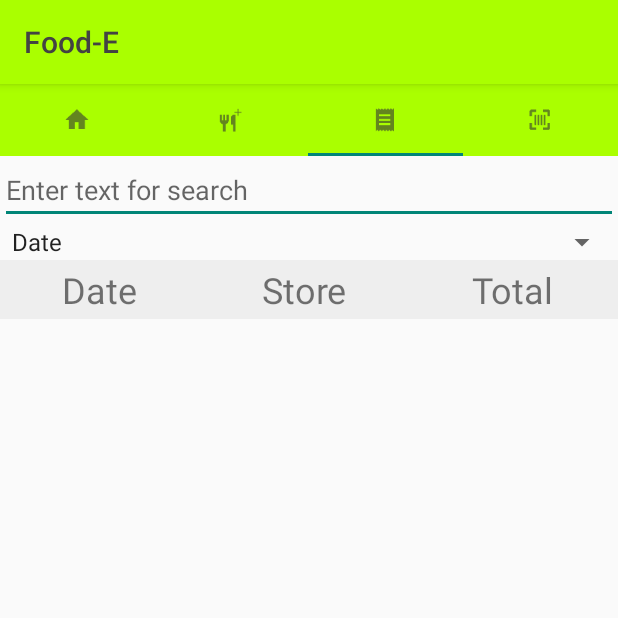
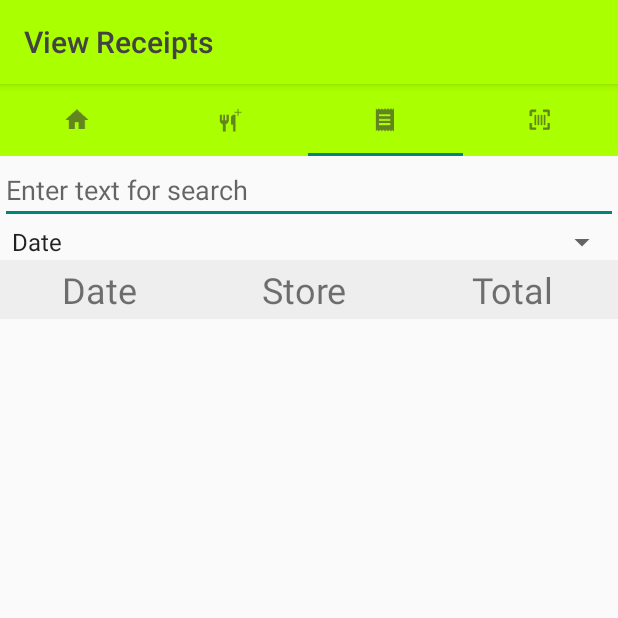
Before and after one commit to yaluen/Bill-E, an Android app: the screen it shows after launch (MainActivity), tab 3 chosen, on a phone screen of 412 x 824 dp, the top half of it. Run offline under Robolectric (Android 15) with nearby library versions, the phone set to English and light mode, and no system bars.

Commit message:
added page titles for each tab, and changed the date format for main page listings

```diff
--- a/app/src/main/java/com/bille/group3/food_e/GenericPagerAdapter.java
+++ b/app/src/main/java/com/bille/group3/food_e/GenericPagerAdapter.java
@@ -4,6 +4,8 @@ import android.support.v4.app.Fragment;
 import android.support.v4.app.FragmentManager;
 import android.support.v4.app.FragmentPagerAdapter;
 import android.support.v4.app.FragmentStatePagerAdapter;
+import android.support.v7.app.ActionBar;
+import android.text.Html;
 
 /**
  * Created by Loh-Shilin on 2017/01/01.
@@ -21,12 +23,16 @@ public class GenericPagerAdapter extends FragmentPagerAdapter {
     {
         switch (position) {
             case 0:
+//                actionBar.setTitle(Html.fromHtml("<font color='#434343'> Food-E </font>"));
                 return MainMapFragment.newInstance();
             case 1:
+//                actionBar.setTitle(Html.fromHtml("<font color='#434343'> Share Food </font>"));
                 return  ShareFoodListFragment.newInstance();
             case 2:
+//                actionBar.setTitle(Html.fromHtml("<font color='#434343'> View Receipts </font>"));
                 return ReceiptSearchFragment.newInstance();
             case 3:
+//                actionBar.setTitle(Html.fromHtml("<font color='#434343'> E-Receipt Scan </font>"));
                 return BarcodeFragment.newInstance();
             default:
                 return MainMapFragment.newInstance();
--- a/app/src/main/java/com/bille/group3/food_e/MainActivity.java
+++ b/app/src/main/java/com/bille/group3/food_e/MainActivity.java
@@ -10,11 +10,13 @@ import android.support.v7.app.ActionBar;
 import android.support.v7.app.AppCompatActivity;
 import android.support.v7.widget.Toolbar;
 import android.text.Html;
+import android.util.Log;
 
 
 public class MainActivity extends AppCompatActivity {
     private TabLayout mTabs;
     private ViewPager mViewPager;
+    public ActionBar actionBar;
 
     @Override
     protected void onCreate(Bundle savedInstanceState) {
@@ -30,7 +32,7 @@ public class MainActivity extends AppCompatActivity {
     }
 
     private void initActionBar(){
-        final ActionBar actionBar = getSupportActionBar();
+        actionBar = getSupportActionBar();
         actionBar.setBackgroundDrawable(new ColorDrawable(Color.parseColor("#AAFF00")));
         actionBar.setStackedBackgroundDrawable(new ColorDrawable(Color.parseColor("#AAFF00")));
         actionBar.setTitle(Html.fromHtml("<font color='#434343'> Food-E </font>"));
@@ -70,6 +72,37 @@ public class MainActivity extends AppCompatActivity {
     private void initViewPager(){
         final PagerAdapter adapter = new GenericPagerAdapter(getSupportFragmentManager());
         mViewPager.setAdapter(adapter);
+
+        mViewPager.addOnPageChangeListener(new ViewPager.OnPageChangeListener() {
+
+            // This method will be invoked when a new page becomes selected.
+            @Override
+            public void onPageSelected(int position) {
+                if (position == 0) {
+                    actionBar.setTitle(Html.fromHtml("<font color='#434343'> Food-E </font>"));
+                } else if (position == 1) {
+                    actionBar.setTitle(Html.fromHtml("<font color='#434343'> Share Food </font>"));
+                } else if (position == 2) {
+                    actionBar.setTitle(Html.fromHtml("<font color='#434343'> View Receipts </font>"));
+                } else if (position == 3) {
+                    actionBar.setTitle(Html.fromHtml("<font color='#434343'> E-Receipt Scan </font>"));
+                }
+
+            }
+
+            // This method will be invoked when the current page is scrolled
+            @Override
+            public void onPageScrolled(int position, float positionOffset, int positionOffsetPixels) {
+                // Code goes here
+            }
+
+            // Called when the scroll state changes:
+            // SCROLL_STATE_IDLE, SCROLL_STATE_DRAGGING, SCROLL_STATE_SETTLING
+            @Override
+            public void onPageScrollStateChanged(int state) {
+                // Code goes here
+            }
+        });
     }
 
     private void initTabLayout() {
--- a/app/src/main/java/com/bille/group3/food_e/SharedFoodArrayAdapter.java
+++ b/app/src/main/java/com/bille/group3/food_e/SharedFoodArrayAdapter.java
@@ -9,6 +9,7 @@ import android.widget.ArrayAdapter;
 import android.widget.ImageView;
 import android.widget.TextView;
 
+import java.text.SimpleDateFormat;
 import java.util.ArrayList;
 import java.util.List;
 
@@ -55,8 +56,7 @@ public class SharedFoodArrayAdapter extends ArrayAdapter<SharedFood> {
             description.setText(foodItem.getDescription());
         }
 
-        //set price and rental attributes
-        expire.setText(foodItem.getExpiration().toString());
+        expire.setText("Expires: " + new SimpleDateFormat("MM.dd.yyy HH:mm").format(foodItem.getExpiration()));
 
         //get the image associated with this property
         int imageID = context.getResources().getIdentifier(foodItem.getImage(), "drawable", context.getPackageName());
```
